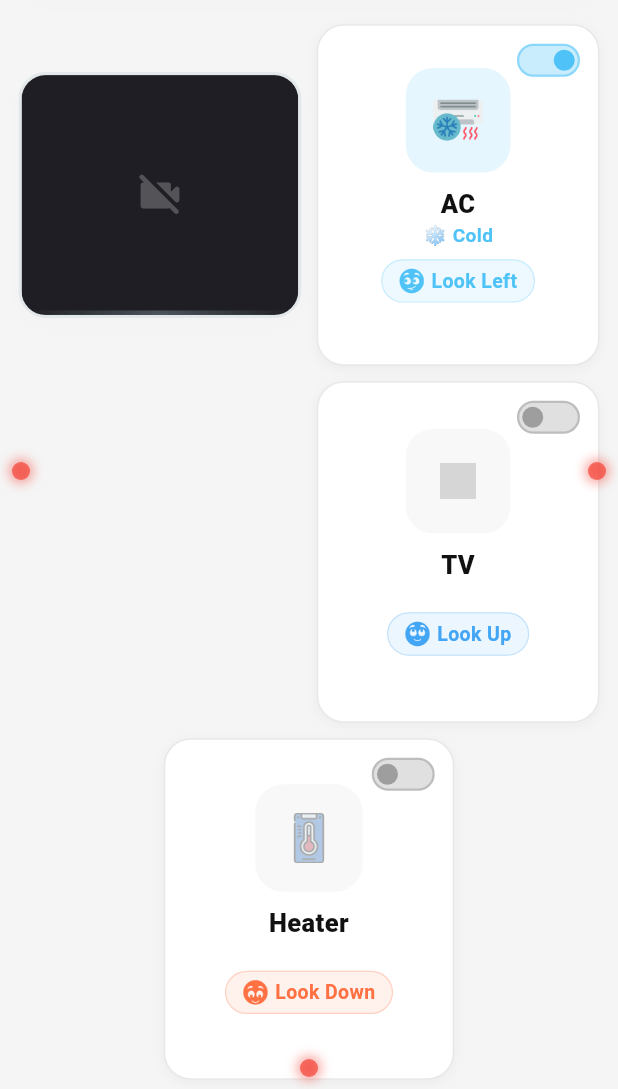
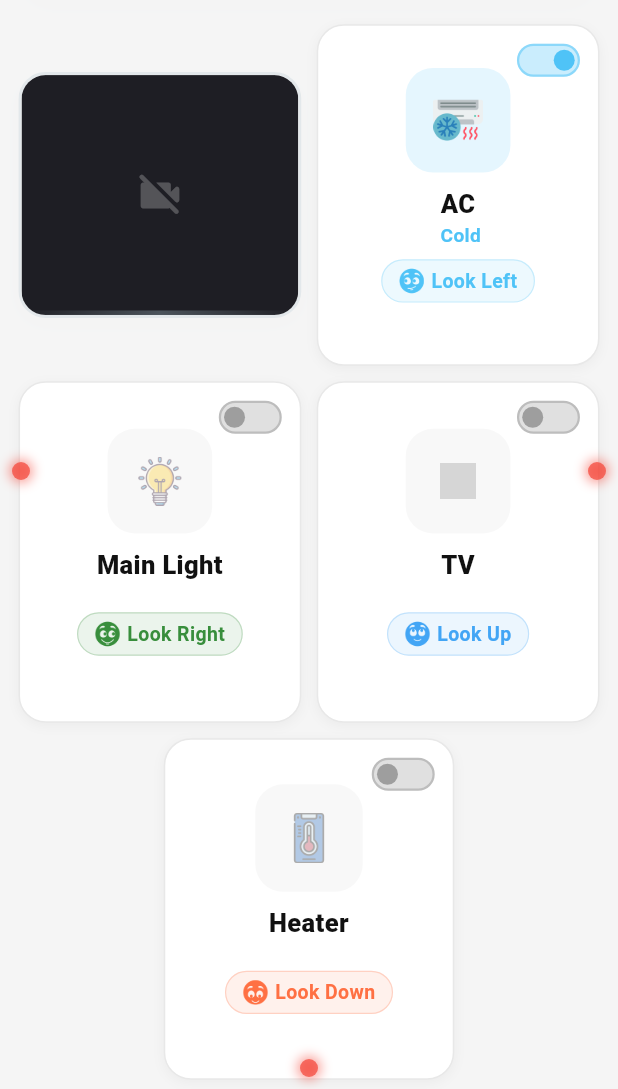
Before and after one commit to EyeComm/EyeComm-mobile, a Flutter app: the _HallView widget shown alone on an empty page, opened directly, after a tap on "AC", on a phone screen of 412 x 824 dp, the part 147-1236 px from its top. Run offline on Flutter 3.47's test engine with Material 3 defaults, Android fonts, the phone set to English and light mode, and no system bars; our stand-ins replace equatable, flutter_bloc, flutter_tts, google_fonts, googleapis_auth; network calls fail; Roboto replaces fonts that are missing (Cairo); grey boxes are pictures that could not be loaded.

Commit message:
solve problem in main light and door

```diff
--- a/lib/presentation/screens/emergency/emergency_page.dart
+++ b/lib/presentation/screens/emergency/emergency_page.dart
@@ -111,7 +111,7 @@ class _EmergencyView extends StatelessWidget {
       case 1:
         final bool isEmergency = emState.activeAlert == 'emergency';
         return DeviceSwitchCard(
-          iconAsset: 'assets/emergency.png',
+          iconAsset: 'assets/siren.png',
           label: ar ? ' طوارئ' : ' EMERGENCY',
           gestureName: eyeName('up'),
           eyeCmd: 'up',
--- a/lib/presentation/screens/smart_control/smart_home_hall_page.dart
+++ b/lib/presentation/screens/smart_control/smart_home_hall_page.dart
@@ -96,19 +96,20 @@ class _HallView extends StatelessWidget {
               ? const Color(0xFFEF5350)
               : (state.acMode == AcMode.cold ? const Color(0xFF4FC3F7) : Colors.grey),
           statusText: state.acMode == AcMode.hot
-              ? (ar ? '🔥 سخن' : '🔥 Hot')
-              : (state.acMode == AcMode.cold ? (ar ? '❄️ بارد' : '❄️ Cold') : null),
+              ? (ar ? ' سخن' : ' Hot')
+              : (state.acMode == AcMode.cold ? (ar ? ' بارد' : ' Cold') : null),
           stable: stable,
           cd: cd,
           totalTimer: totalTimer,
           onTap: () => cubit.executeCommand('left'),
         );
+      case 1:
         return DeviceSwitchCard(
           iconAsset: 'assets/light.png',
           label: ar ? 'النور الرئيسي' : 'Main Light',
           gestureName: eyeName('right'),
           eyeCmd: 'right',
-          isOn: state.doorOpen, // ربطناه بمتغير الـ right الحالي في الـ Cubit لتجنب كسر الأنظمة الأخرى
+          isOn: state.lightOn,
           activeColor: const Color(0xFF388E3C),
           stable: stable,
           cd: cd,
--- a/lib/presentation/screens/smart_control/smart_home_hall_state.dart
+++ b/lib/presentation/screens/smart_control/smart_home_hall_state.dart
@@ -3,13 +3,13 @@ import '../eye_tracking/eye_tracking_state.dart';
 enum AcMode { off, hot, cold }
 
 class SmartHomeHallState extends EyeTrackingState {
-  final bool   doorOpen;
+  final bool   lightOn;
   final bool   tvOn;
   final bool   heaterOn;
   final AcMode acMode;
 
   const SmartHomeHallState({
-    this.doorOpen = false,
+    this.lightOn = false,
     this.tvOn     = false,
     this.heaterOn = false,
     this.acMode   = AcMode.off,
@@ -22,7 +22,7 @@ class SmartHomeHallState extends EyeTrackingState {
 
   @override
   SmartHomeHallState copyWith({
-    bool?   doorOpen,
+    bool?   lightOn,
     bool?   tvOn,
     bool?   heaterOn,
     AcMode? acMode,
@@ -33,7 +33,7 @@ class SmartHomeHallState extends EyeTrackingState {
     Object? confirmedGesture = kKeepGesture,
   }) {
     return SmartHomeHallState(
-      doorOpen         : doorOpen         ?? this.doorOpen,
+      lightOn         : lightOn         ?? this.lightOn,
       tvOn             : tvOn             ?? this.tvOn,
       heaterOn         : heaterOn         ?? this.heaterOn,
       acMode           : acMode           ?? this.acMode,
@@ -50,7 +50,7 @@ class SmartHomeHallState extends EyeTrackingState {
   @override
   List<Object?> get props => [
     ...super.props,
-    doorOpen,
+    lightOn,
     tvOn,
     heaterOn,
     acMode,
--- a/lib/presentation/screens/smart_control/wheelchair_page.dart
+++ b/lib/presentation/screens/smart_control/wheelchair_page.dart
@@ -5,7 +5,6 @@ import '../../core/eye_utils.dart';
 import '../../core/language_service.dart';
 import '../../shared/base_grid_page.dart';
 import '../../shared/device_switch_card.dart';
-import 'smart_home_hall_cubit.dart'; // لتمرير نوع الـ State الأصلي عند الحاجة
 import '../eye_tracking/eye_tracking_state.dart';
 import 'wheelchair_cubit.dart';
 
@@ -44,7 +43,6 @@ class _WheelchairView extends StatelessWidget {
         final cubit = context.read<WheelchairCubit>();
         final wheelchairState = cubit.wheelchairState;
 
-        // تم إضافة جميع الاتجاهات الخمسة (بما فيها الخلف) لتطابق نظام الشبكة الموحد
         final List<Map<String, dynamic>> items = [
           {'eye': 'up', 'text': ar ? 'للأمام' : 'Forward'},
           {'eye': 'down', 'text': ar ? 'للخلف' : 'Backward'},
@@ -55,7 +53,7 @@ class _WheelchairView extends StatelessWidget {
 
         return BaseGridPage(
           title: ar ? 'الكرسي المتحرك' : 'Wheelchair',
-          color: const Color(0xFF2E7D32), // لون أخضر غامق مميز للكرسي
+          color: const Color(0xFF2E7D32),
           showCameraCard: true,
           cameraCardAspectRatio: 1.15,
           items: items,
```
Also changed, not shown: lib/presentation/screens/smart_control/smart_home_hall_cubit.dart (+5 -7 lines), lib/presentation/screens/smart_control/smart_home_hub_cubit.dart (+6 -6 lines).
